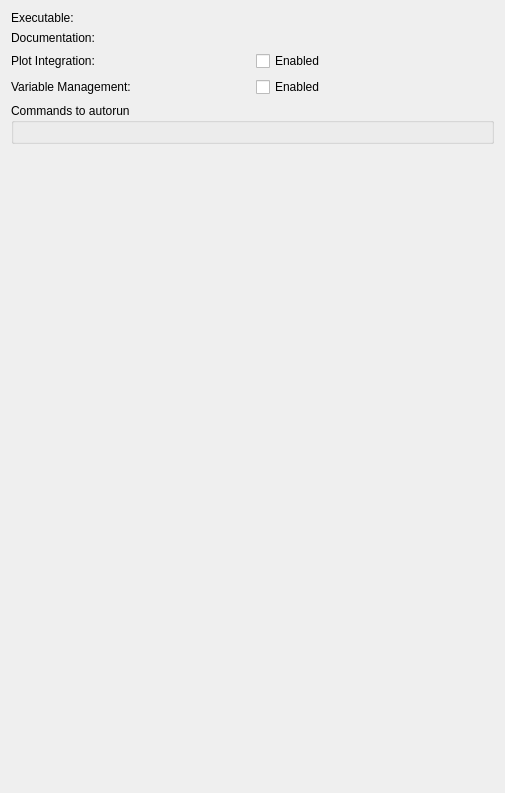
First picture: the form in src/backends/maxima/settings.ui, repository KDE/cantor, before the edit.
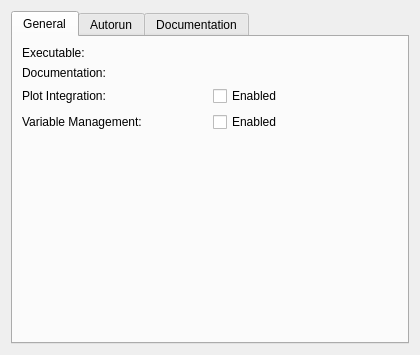
Second picture: the form after the edit. Custom widgets are drawn as their Qt base class.

Commit message: [maxima] put the autorun scripts and the documentation widget to new tabs in a TabWidget. This reduces the size of the backend settings widget and makes the separation of the different logics more clear. This change will also be done for all other backends.

What changed in the file:
```diff
--- a/src/backends/maxima/settings.ui
+++ b/src/backends/maxima/settings.ui
@@ -6,25 +6,25 @@
    <rect>
     <x>0</x>
     <y>0</y>
-    <width>505</width>
-    <height>793</height>
+    <width>420</width>
+    <height>355</height>
    </rect>
   </property>
-  <layout class="QGridLayout" name="gridLayout_2">
-   <item row="2" column="1">
-    <widget class="QCheckBox" name="kcfg_integratePlots">
-     <property name="toolTip">
-      <string>If enabled, plots will be shown inside of the worksheet. Otherwise, plots will be shown in an external window.</string>
+  <layout class="QVBoxLayout" name="verticalLayout_2">
+   <item>
+    <widget class="QTabWidget" name="tabWidget">
+     <property name="currentIndex">
+      <number>0</number>
      </property>
+     <widget class="QWidget" name="tabGeneral">
+      <attribute name="title">
+       <string>General</string>
+      </attribute>
+      <layout class="QGridLayout" name="gridLayout">
+       <item row="0" column="0">
+        <widget class="QLabel" name="label">
      <property name="text">
-      <string>Enabled</string>
-     </property>
-    </widget>
-   </item>
-   <item row="1" column="1">
-    <widget class="KUrlRequester" name="kcfg_localDoc">
-     <property name="toolTip">
-      <string>If empty, the &quot;Show help&quot; action will show the default online documentation. Otherwise, the specified URL will be opened.</string>
+          <string>Executable:</string>
      </property>
     </widget>
    </item>
@@ -35,71 +35,92 @@
      </property>
     </widget>
    </item>
-   <item row="6" column="0">
-    <spacer name="verticalSpacer">
+       <item row="3" column="1">
+        <widget class="QCheckBox" name="kcfg_variableManagement">
+         <property name="toolTip">
+          <string>Monitor the creation and destruction of variables and show the existing variables in the variable panel.</string>
+         </property>
+         <property name="text">
+          <string>Enabled</string>
+         </property>
+        </widget>
+       </item>
+       <item row="1" column="1">
+        <widget class="KUrlRequester" name="kcfg_localDoc">
+         <property name="toolTip">
+          <string>If empty, the &quot;Show help&quot; action will show the default online documentation. Otherwise, the specified URL will be opened.</string>
+         </property>
+        </widget>
+       </item>
+       <item row="0" column="1">
+        <widget class="KUrlRequester" name="kcfg_Path"/>
+       </item>
+       <item row="2" column="0">
+        <widget class="QLabel" name="lPlotIntegration">
+         <property name="text">
+          <string>Plot Integration:</string>
+         </property>
+        </widget>
+       </item>
+       <item row="2" column="1">
+        <widget class="QCheckBox" name="kcfg_integratePlots">
+         <property name="toolTip">
+          <string>If enabled, plots will be shown inside of the worksheet. Otherwise, plots will be shown in an external window.</string>
+         </property>
+         <property name="text">
+          <string>Enabled</string>
+         </property>
+        </widget>
+       </item>
+       <item row="1" column="0">
+        <widget class="QLabel" name="label2">
+         <property name="text">
+          <string>Documentation:</string>
+         </property>
+        </widget>
+       </item>
+       <item row="4" column="0">
+        <spacer name="verticalSpacer_2">
      <property name="orientation">
       <enum>Qt::Vertical</enum>
      </property>
      <property name="sizeHint" stdset="0">
       <size>
        <width>20</width>
-       <height>96</height>
+           <height>40</height>
       </size>
      </property>
     </spacer>
    </item>
-   <item row="4" column="0" colspan="2">
-    <widget class="QGroupBox" name="groupBox">
-     <property name="toolTip">
-      <string>Commands to automatically run on start. They can be useful for loading needed modules, changing environment, etc.</string>
-     </property>
-     <property name="title">
+      </layout>
+     </widget>
+     <widget class="QWidget" name="tabAutorun">
+      <attribute name="title">
+       <string>Autorun</string>
+      </attribute>
+      <layout class="QVBoxLayout" name="verticalLayout">
+       <item>
+        <widget class="QLabel" name="label_2">
+         <property name="text">
       <string>Commands to autorun</string>
      </property>
-     <layout class="QVBoxLayout" name="verticalLayoutScripts">
+         <property name="alignment">
+          <set>Qt::AlignCenter</set>
+         </property>
+        </widget>
+       </item>
       <item>
        <widget class="KEditListWidget" name="kcfg_autorunScripts"/>
       </item>
      </layout>
     </widget>
-   </item>
-   <item row="1" column="0">
-    <widget class="QLabel" name="label2">
-     <property name="text">
-      <string>Documentation:</string>
-     </property>
-    </widget>
-   </item>
-   <item row="0" column="1">
-    <widget class="KUrlRequester" name="kcfg_Path"/>
-   </item>
-   <item row="2" column="0">
-    <widget class="QLabel" name="lPlotIntegration">
-     <property name="text">
-      <string>Plot Integration:</string>
-     </property>
+     <widget class="QWidget" name="tabDocumentation">
+      <attribute name="title">
+       <string>Documentation</string>
+      </attribute>
+     </widget>
     </widget>
    </item>
-   <item row="0" column="0">
-    <widget class="QLabel" name="label">
-     <property name="text">
-      <string>Executable:</string>
-     </property>
-    </widget>
-   </item>
-   <item row="3" column="1">
-    <widget class="QCheckBox" name="kcfg_variableManagement">
-     <property name="toolTip">
-      <string>Monitor the creation and destruction of variables and show the existing variables in the variable panel.</string>
-     </property>
-     <property name="text">
-      <string>Enabled</string>
-     </property>
-    </widget>
-   </item>
-   <item row="5" column="0">
-    <layout class="QVBoxLayout" name="verticalLayout"/>
-   </item>
   </layout>
  </widget>
  <customwidgets>
```
Lines whose indentation alone changed are shown as unchanged. The commit also changes 4 other files.
